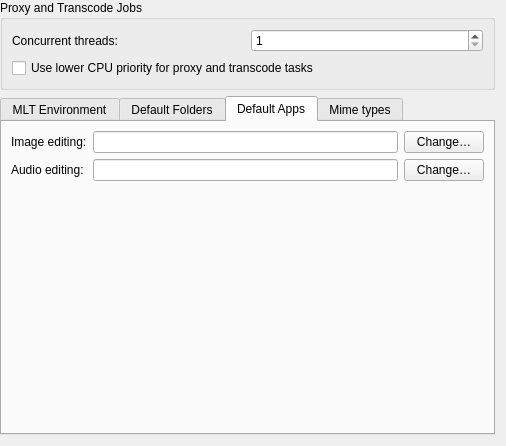
KDE/kdenlive, file src/ui/configenv_ui.ui: the form before one commit.
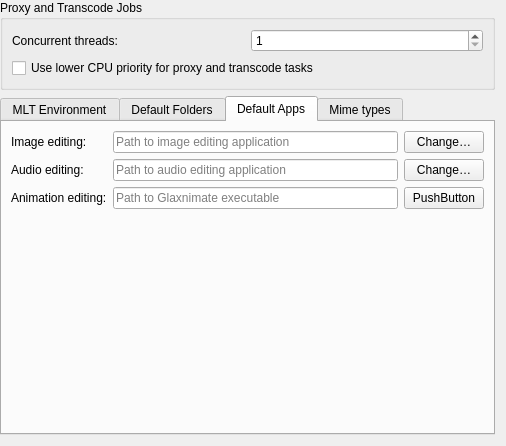
The form after the commit. The open tabs and pages were chosen to show the change. Custom widgets are drawn as their Qt base class.

Commit message: Get rid of KOpenWithDialog to select default external applications (doesn not work on Windows/Mac), make path to glaxnimate configurable

```diff
--- a/src/ui/configenv_ui.ui
+++ b/src/ui/configenv_ui.ui
@@ -265,20 +265,6 @@
        <string>Default Apps</string>
       </attribute>
       <layout class="QGridLayout" name="gridLayout_6">
-       <item row="0" column="0">
-        <widget class="QLabel" name="label_4">
-         <property name="text">
-          <string>Image editing:</string>
-         </property>
-        </widget>
-       </item>
-       <item row="0" column="1">
-        <widget class="QLineEdit" name="kcfg_defaultimageapp">
-         <property name="showClearButton" stdset="0">
-          <bool>true</bool>
-         </property>
-        </widget>
-       </item>
        <item row="0" column="2">
         <widget class="QPushButton" name="kp_image">
          <property name="text">
@@ -295,6 +281,19 @@
        </item>
        <item row="1" column="1">
         <widget class="QLineEdit" name="kcfg_defaultaudioapp">
+         <property name="placeholderText">
+          <string>Path to audio editing application</string>
+         </property>
+         <property name="showClearButton" stdset="0">
+          <bool>true</bool>
+         </property>
+        </widget>
+       </item>
+       <item row="0" column="1">
+        <widget class="QLineEdit" name="kcfg_defaultimageapp">
+         <property name="placeholderText">
+          <string>Path to image editing application</string>
+         </property>
          <property name="showClearButton" stdset="0">
           <bool>true</bool>
          </property>
@@ -307,7 +306,7 @@
          </property>
         </widget>
        </item>
-       <item row="2" column="1">
+       <item row="3" column="1">
         <spacer name="verticalSpacer_4">
          <property name="orientation">
           <enum>Qt::Vertical</enum>
@@ -320,6 +319,34 @@
          </property>
         </spacer>
        </item>
+       <item row="0" column="0">
+        <widget class="QLabel" name="label_4">
+         <property name="text">
+          <string>Image editing:</string>
+         </property>
+        </widget>
+       </item>
+       <item row="2" column="0">
+        <widget class="QLabel" name="label_7">
+         <property name="text">
+          <string>Animation editing:</string>
+         </property>
+        </widget>
+       </item>
+       <item row="2" column="1">
+        <widget class="QLineEdit" name="kcfg_glaxnimatePath">
+         <property name="placeholderText">
+          <string>Path to Glaxnimate executable</string>
+         </property>
+        </widget>
+       </item>
+       <item row="2" column="2">
+        <widget class="QPushButton" name="kp_anim">
+         <property name="text">
+          <string>PushButton</string>
+         </property>
+        </widget>
+       </item>
       </layout>
      </widget>
      <widget class="QWidget" name="tab_4">
```
The commit also changes 6 other files.
